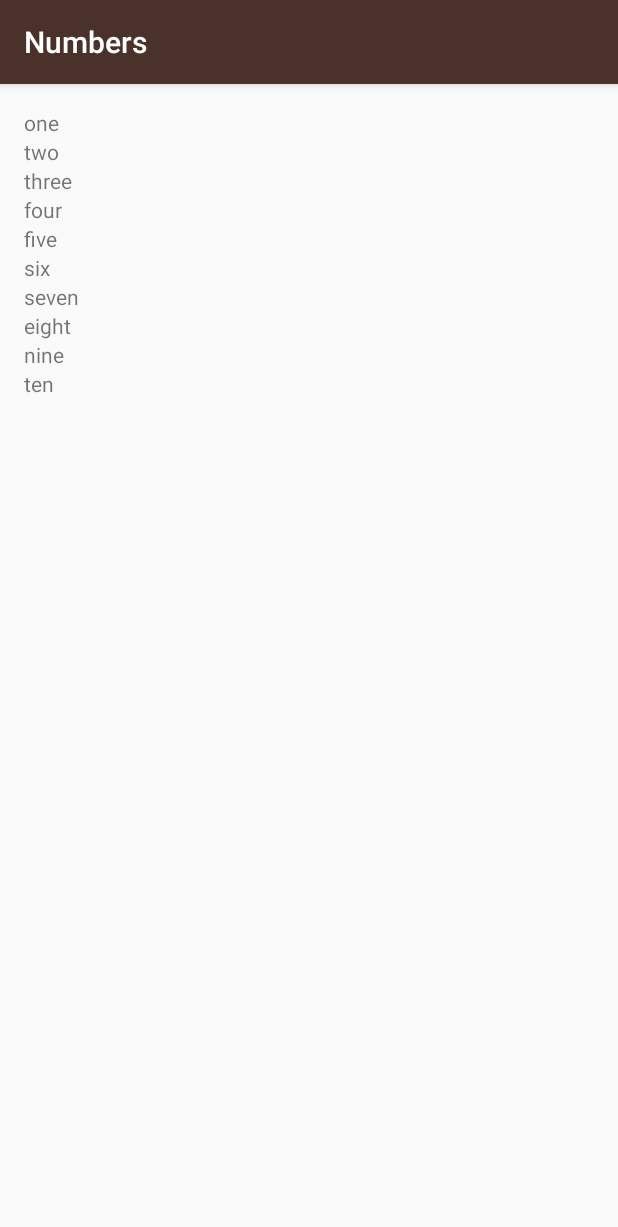
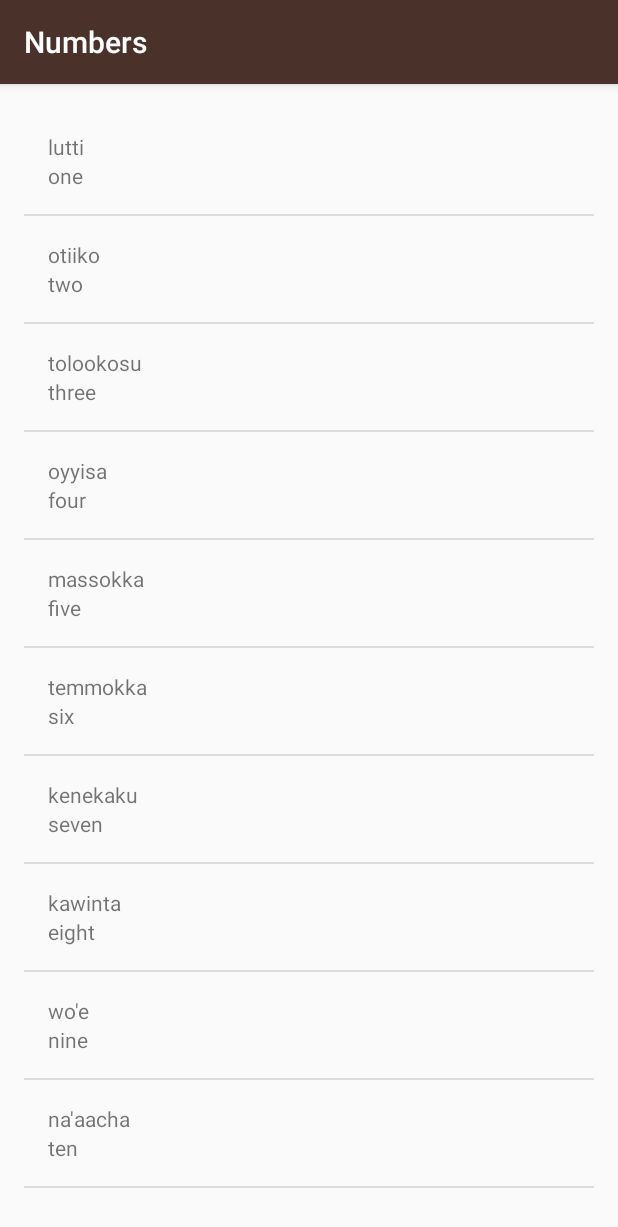
Before and after one commit to versatgrant/MiwokApp_Udacity_Android, an Android app: the NumbersActivity screen opened directly, with no data from a screen before it, on a phone screen of 412 x 824 dp. Shown: the top 1227 px of the screen. Run offline under Robolectric (Android 15) with nearby library versions, the phone set to English and light mode, and no system bars.

Commit message:
Add Custom ArrayAdapter & Class (WordAdapter & Word) To Inflate ListView In NumbersActivity

```diff
--- a/app/src/main/java/com/example/android/miwok/NumbersActivity.java
+++ b/app/src/main/java/com/example/android/miwok/NumbersActivity.java
@@ -2,7 +2,9 @@ package com.example.android.miwok;
 
 import android.support.v7.app.AppCompatActivity;
 import android.os.Bundle;
+import android.widget.ArrayAdapter;
 import android.widget.LinearLayout;
+import android.widget.ListView;
 import android.widget.TextView;
 
 import java.util.ArrayList;
@@ -15,16 +17,20 @@ public class NumbersActivity extends AppCompatActivity {
         setContentView(R.layout.activity_numbers);
 
         //Add Number words to ArrayList
-        ArrayList<String> numberWords = new ArrayList<String>();
-        numberWords.add("one");numberWords.add("two");numberWords.add("three");numberWords.add("four");numberWords.add("five");
-        numberWords.add("six");numberWords.add("seven");numberWords.add("eight");numberWords.add("nine");numberWords.add("ten");
+        ArrayList<Word> numberWords = new ArrayList<Word>();
+        numberWords.add(new Word("one","lutti"));
+        numberWords.add(new Word("two","otiiko"));
+        numberWords.add(new Word("three","tolookosu"));
+        numberWords.add(new Word("four","oyyisa"));
+        numberWords.add(new Word("five","massokka"));
+        numberWords.add(new Word("six","temmokka"));
+        numberWords.add(new Word("seven","kenekaku"));
+        numberWords.add(new Word("eight","kawinta"));
+        numberWords.add(new Word("nine","wo'e"));
+        numberWords.add(new Word("ten","na'aacha"));
 
-        LinearLayout rootView = (LinearLayout) findViewById(R.id.rootView_numbers);
-
-        for(int i=0;i<numberWords.size();i++){
-            TextView wordView = new TextView(this);
-            wordView.setText(numberWords.get(i));
-            rootView.addView(wordView);
-        }
+        WordAdapter itemsAdapter = new WordAdapter(this, numberWords);
+        ListView listView = (ListView) findViewById(R.id.list);
+        listView.setAdapter(itemsAdapter);
     }
 }
--- /dev/null
+++ b/app/src/main/java/com/example/android/miwok/Word.java
@@ -0,0 +1,29 @@
+package com.example.android.miwok;
+
+/**
+ * {@link Word} represents a vocabulary word that the user wants to learn.
+ * It contains a default translation and a Miwok translation for that word.
+ */
+public class Word {
+
+    /** Miwok translation for the word*/
+    private String mMiwokTranslation;
+
+    /** Default translation for the word*/
+    private String mDefaultTranslation;
+
+    public Word(String defaultTranslation, String miwokTranslation){
+        mMiwokTranslation = miwokTranslation;
+        mDefaultTranslation = defaultTranslation;
+    }
+
+    /** Get the Miwok translation for the word*/
+    public String getMiwokTranslation(){
+        return mMiwokTranslation;
+    }
+
+    /** Get the Default translation for the word*/
+    public String getDefaultTranslation(){
+        return mDefaultTranslation;
+    }
+}
--- /dev/null
+++ b/app/src/main/java/com/example/android/miwok/WordAdapter.java
@@ -0,0 +1,63 @@
+package com.example.android.miwok;
+
+import android.app.Activity;
+import android.content.Context;
+import android.view.LayoutInflater;
+import android.view.View;
+import android.view.ViewGroup;
+import android.widget.ArrayAdapter;
+import android.widget.ImageView;
+import android.widget.TextView;
+
+import java.util.ArrayList;
+
+/**
+ * Created by Nicola on 9/20/2016.
+ */
+public class WordAdapter extends ArrayAdapter<Word> {
+
+    public WordAdapter(Activity context, ArrayList<Word> wordList){
+        super(context, 0, wordList);
+    }
+
+
+    /*
+* {@link WordAdapter} is an {@link ArrayAdapter} that can provide the layout for each list
+* based on a data source, which is a list of {@link Word} objects.
+* */
+    @Override
+    public View getView(int position, View convertView, ViewGroup parent) {
+        // Check if the existing view is being reused, otherwise inflate the view
+        View listItemView = convertView;
+
+        if(listItemView == null) {
+            listItemView = LayoutInflater.from(getContext()).inflate(
+                    R.layout.list_item, parent, false);
+        }
+
+        // Get the {@link Word} object located at this position in the list
+        Word currentWord = getItem(position);
+
+        // Find the TextView in the list_item.xml layout with the ID miwokText_ListItem
+        TextView miwokTextView = (TextView) listItemView.findViewById(R.id.miwokText_ListItem);
+        // Get the Miwok Translation from the current Word object and
+        // set this text on the miwokText_ListItem TextView
+        miwokTextView.setText(currentWord.getMiwokTranslation());
+
+        // Find the TextView in the list_item.xml layout with the ID defaultText_ListItem
+        TextView defaultTextView = (TextView) listItemView.findViewById(R.id.defaultText_ListItem);
+        // Get the default translation from the current Word object and
+        // set this text on the defaultText_ListItem TextView
+        defaultTextView.setText(currentWord.getDefaultTranslation());
+
+        // Find the ImageView in the list_item.xml layout with the ID list_item_icon
+        /**ImageView iconView = (ImageView) listItemView.findViewById(R.id.list_item_icon);*/
+        // Get the image resource ID from the current Word object and
+        // set the image to iconView
+        /**iconView.setImageResource(currentWord.getImageResourceId());*/
+
+        // Return the whole list item layout (containing 2 TextViews an ImageView)
+        // so that it can be shown in the ListView
+        return listItemView;
+    }
+}
--- a/app/src/main/res/layout/activity_numbers.xml
+++ b/app/src/main/res/layout/activity_numbers.xml
@@ -1,6 +1,7 @@
 <?xml version="1.0" encoding="utf-8"?>
-<LinearLayout xmlns:android="http://schemas.android.com/apk/res/android"
+<ListView xmlns:android="http://schemas.android.com/apk/res/android"
     xmlns:tools="http://schemas.android.com/tools"
+    android:id="@+id/list"
     android:orientation="vertical"
     android:layout_width="match_parent"
     android:layout_height="match_parent"
@@ -8,7 +9,5 @@
     android:paddingLeft="@dimen/activity_horizontal_margin"
     android:paddingRight="@dimen/activity_horizontal_margin"
     android:paddingTop="@dimen/activity_vertical_margin"
-    android:id="@+id/rootView_numbers"
-    tools:context="com.example.android.miwok.NumbersActivity">
-
-</LinearLayout>
+    android:scrollbars="none"
+    tools:context="com.example.android.miwok.NumbersActivity"/>
--- /dev/null
+++ b/app/src/main/res/layout/list_item.xml
@@ -0,0 +1,19 @@
+<?xml version="1.0" encoding="utf-8"?>
+<LinearLayout xmlns:android="http://schemas.android.com/apk/res/android"
+    xmlns:tools="http://schemas.android.com/tools"
+    android:orientation="vertical" android:layout_width="match_parent"
+    android:layout_height="match_parent"
+    android:padding="16dp">
+
+    <TextView
+        android:id="@+id/miwokText_ListItem"
+        android:layout_height="wrap_content"
+        android:layout_width="match_parent"
+        tools:text="lutti"/>
+    <TextView
+        android:id="@+id/defaultText_ListItem"
+        android:layout_height="wrap_content"
+        android:layout_width="match_parent"
+        tools:text="one"/>
+
+</LinearLayout>
```
